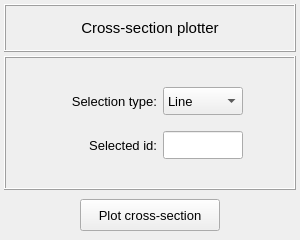
Above: pulse/interface/data/ui_files/plots/model/plot_section.ui from open-pulse/OpenPulse before the change. Below: the same form after it.
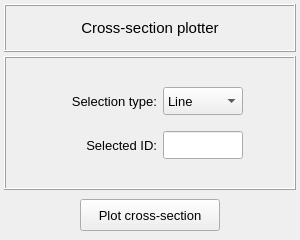
That is the form after the change.

Commit message: Minor refactor in the PlotCrossSectionInputs class

The edit to the form file:
```diff
--- a/pulse/interface/data/ui_files/plots/model/plot_section.ui
+++ b/pulse/interface/data/ui_files/plots/model/plot_section.ui
@@ -231,7 +231,7 @@
             </font>
            </property>
            <property name="text">
-            <string>Selected id:</string>
+            <string>Selected ID:</string>
            </property>
            <property name="alignment">
             <set>Qt::AlignmentFlag::AlignRight|Qt::AlignmentFlag::AlignTrailing|Qt::AlignmentFlag::AlignVCenter</set>
```
The commit also changes 2 other files.
